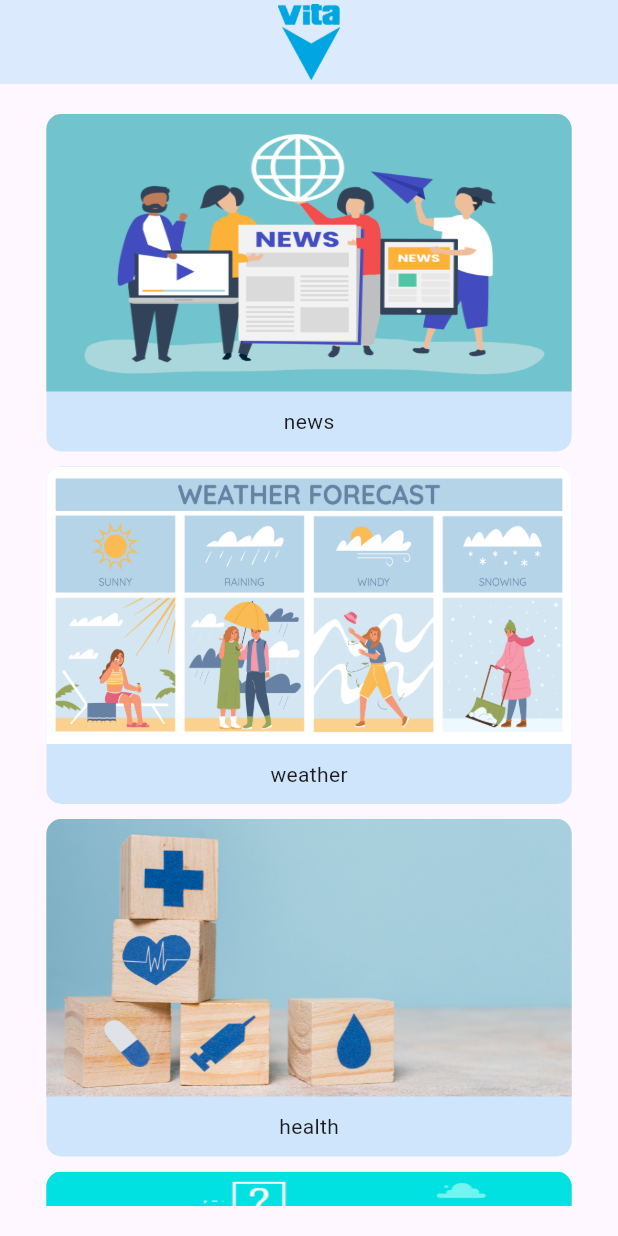
After one commit to ibrahimbadran2001/vita, a Flutter app: the screen it shows after launch, on a phone screen of 412 x 824 dp. The commit adds this screen. Run offline on Flutter 3.47's test engine with Material 3 defaults, Android fonts, the phone set to English and light mode, and no system bars; our stand-ins replace get.

Commit message:
#4 refactor subjects code in files

```diff
--- /dev/null
+++ b/lib/home/presentation/views/widgets/subject_item.dart
@@ -0,0 +1,43 @@
+import 'package:flutter/material.dart';
+
+class SubjectItem extends StatelessWidget {
+  const SubjectItem({
+    super.key, required this.image, required this.text,
+  });
+  final String image;
+  final String text;
+  @override
+  Widget build(BuildContext context) {
+    return Container(
+      decoration: BoxDecoration(
+        color: Colors.blue.shade100.withOpacity(0.7),
+        borderRadius: BorderRadius.circular(10),
+      ),
+      child: Column(
+        mainAxisSize: MainAxisSize.min,
+        children: [
+          SizedBox(
+            height: 185,
+            child: AspectRatio(
+              aspectRatio: 4/2.1,
+              child: Container(
+                decoration: BoxDecoration(
+                  borderRadius: const BorderRadius.vertical(top: Radius.circular(10)),
+                  image: DecorationImage(
+                    fit: BoxFit.fill,
+                    image: AssetImage(
+                      image,
+                    ),
+                  ),
+                ),
+              ),
+            ),
+          ),
+          const SizedBox(height: 10,),
+          Text(text),
+          const SizedBox(height: 10,),
+        ],
+      ),
+    );
+  }
+}
--- /dev/null
+++ b/lib/home/presentation/views/widgets/subjects_list_view.dart
@@ -0,0 +1,27 @@
+import 'package:flutter/material.dart';
+import 'package:vita/home/presentation/views/widgets/subject_item.dart';
+
+import '../../../../core/utils/constants.dart';
+import '../../../../core/utils/images_data.dart';
+
+class SubjectsListView extends StatelessWidget {
+  const SubjectsListView({
+    super.key,
+  });
+
+  @override
+  Widget build(BuildContext context) {
+    return ListView.separated(
+      itemBuilder: (context,index){
+        return FractionallySizedBox(
+          widthFactor: 0.85,
+          child: SubjectItem(image: ImagesData.images[index], text: subjects[index],),
+        );
+      },
+      separatorBuilder: (context,index){
+        return const SizedBox(height: 10,);
+      },
+      itemCount: 4,
+    );
+  }
+}
```
Also changed, not shown: lib/home/presentation/views/widgets/home_view_body.dart (+4 -58 lines).
